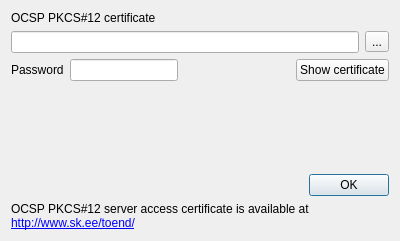
Old version of the form client/ui/RegisterP12.ui in the repository open-eid/qdigidoc.
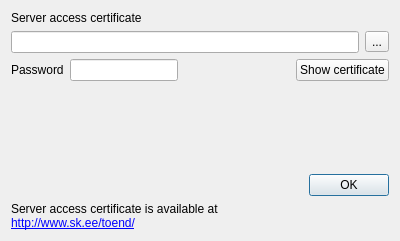
New version of the form.

Commit message:
replace PKCS#12 with server access certificate
Ticket: #7432

```diff
--- a/client/ui/RegisterP12.ui
+++ b/client/ui/RegisterP12.ui
@@ -17,7 +17,7 @@
    <item>
     <widget class="QLabel" name="p12CertLabel">
      <property name="text">
-      <string>OCSP PKCS#12 certificate</string>
+      <string>Server access certificate</string>
      </property>
     </widget>
    </item>
@@ -103,7 +103,7 @@
    <item>
     <widget class="QLabel" name="info">
      <property name="text">
-      <string>OCSP PKCS#12 server access certificate is available at&lt;br /&gt;
+      <string>Server access certificate is available at&lt;br /&gt;
 &lt;a href=&quot;http://www.sk.ee/getaccess/?lang=eng&quot;&gt;http://www.sk.ee/toend/&lt;/a&gt;</string>
      </property>
      <property name="openExternalLinks">
```
Left out of the diff: 2 changed lines with no effect on the pictures. The commit also changes 6 other files.
